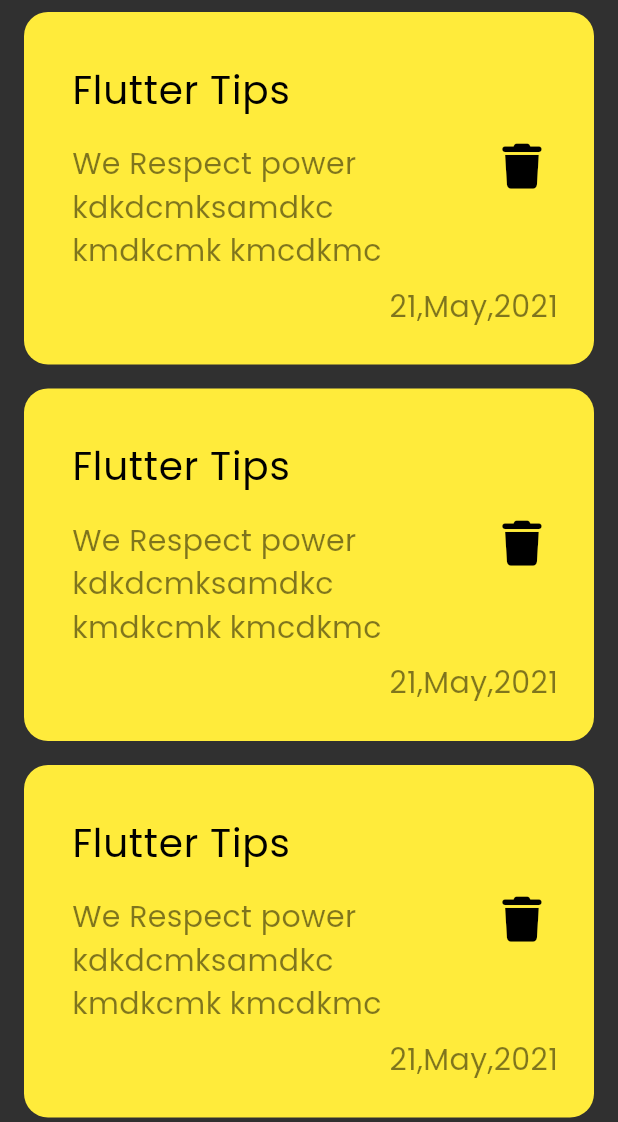
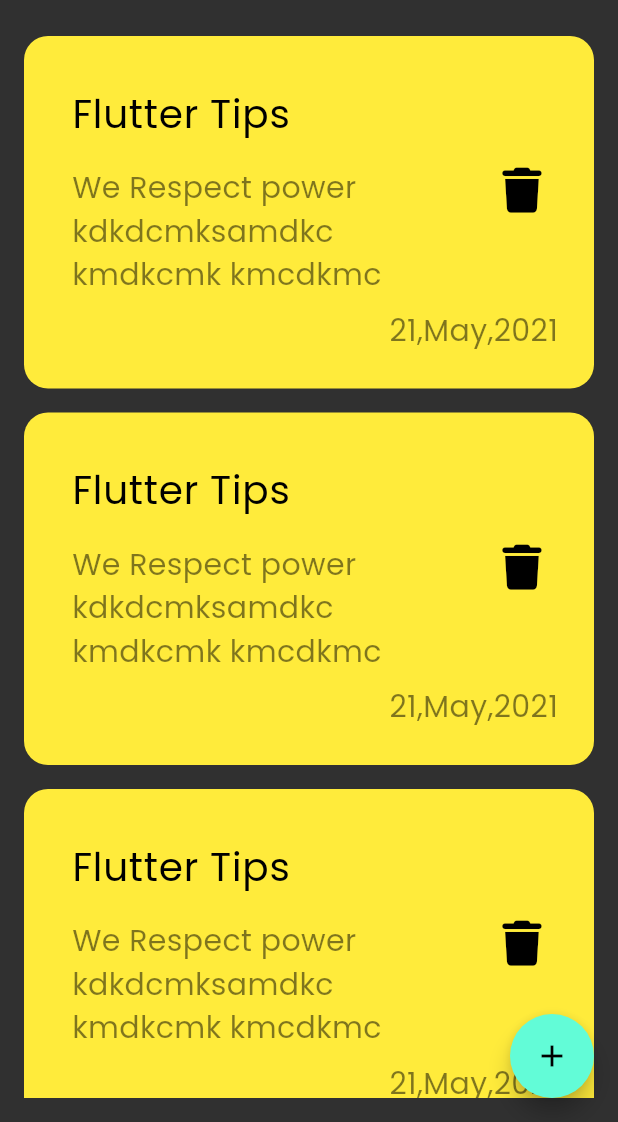
Before and after one commit to MahmoudASoliman/notes_app, a Flutter app: the screen it shows after launch, on a phone screen of 412 x 824 dp, the part 114-1236 px from its top. Run offline on Flutter 3.47's test engine with Material 3 defaults, Android fonts, the phone set to English and light mode, and no system bars; our stand-ins replace font_awesome_flutter.

```diff
--- /dev/null
+++ b/lib/constants.dart
@@ -0,0 +1,3 @@
+import 'package:flutter/material.dart';
+
+const kprimaryColor = Color(0xff62FCD7);
--- a/lib/pages/notes_view.dart
+++ b/lib/pages/notes_view.dart
@@ -1,4 +1,6 @@
 import 'package:flutter/material.dart';
+import 'package:note_app/constants.dart';
+import 'package:note_app/widgets/add_note_modal_bottomsheet.dart';
 import 'package:note_app/widgets/notes_view_body.dart';
 
 class NotesView extends StatelessWidget {
@@ -6,8 +8,26 @@ class NotesView extends StatelessWidget {
 
   @override
   Widget build(BuildContext context) {
-    return const Scaffold(
-      body: NotesViewBody(),
+    return Scaffold(
+      floatingActionButton: FloatingActionButton(
+        backgroundColor: kprimaryColor,
+        shape: const CircleBorder(),
+        onPressed: () {
+          showModalBottomSheet(
+              shape: RoundedRectangleBorder(
+                borderRadius: BorderRadius.circular(16),
+              ),
+              context: context,
+              builder: (context) {
+                return const AddNoteModalBottomSheet();
+              });
+        },
+        child: const Icon(
+          Icons.add,
+          color: Colors.black,
+        ),
+      ),
+      body: const NotesViewBody(),
     );
   }
 }
--- a/lib/widgets/note_item_listview.dart
+++ b/lib/widgets/note_item_listview.dart
@@ -6,8 +6,12 @@ class NotesListView extends StatelessWidget {
 
   @override
   Widget build(BuildContext context) {
-    return ListView.builder(itemBuilder: (context, index) {
-      return const NoteItem();
-    });
+    return Padding(
+      padding: const EdgeInsets.symmetric(vertical: 16),
+      child: ListView.builder(itemBuilder: (context, index) {
+        const Padding(padding: EdgeInsets.zero);
+        return const NoteItem();
+      }),
+    );
   }
 }
```
Also changed, not shown: lib/widgets/add_note_modal_bottomsheet.dart (added, +40 -0 lines), lib/widgets/custom_button.dart (added, +28 -0 lines), lib/widgets/custom_text_fileld.dart (added, +33 -0 lines), lib/models/note_model.dart (renamed from lib/models/note_mode.dart).
